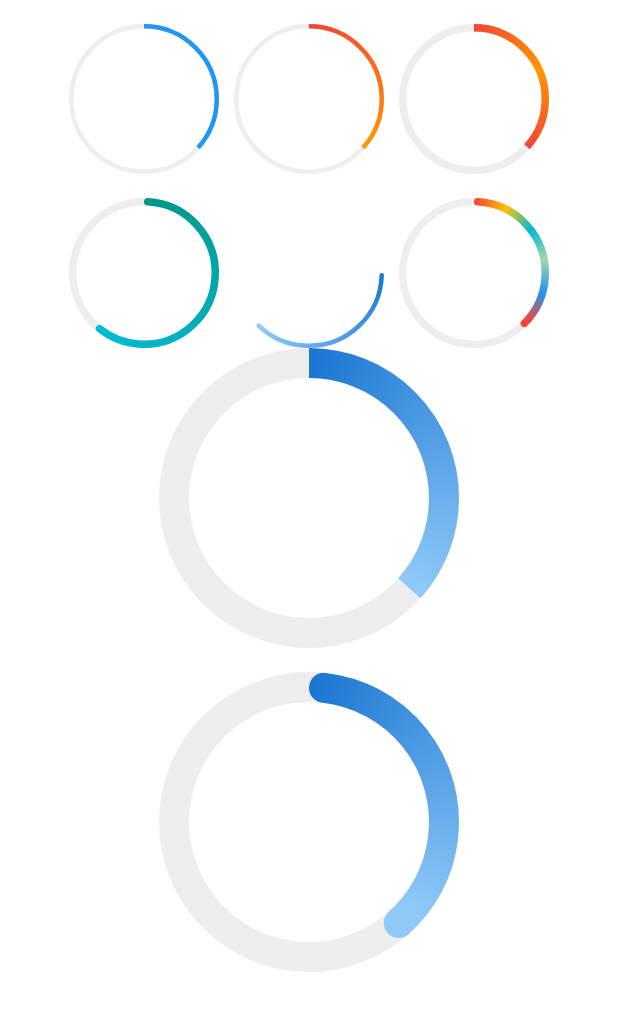
After one commit to jasoncfpl/flutter_test_demo, a Flutter app: the screen it shows after launch, after a tap on "GradientCircularProgressRoute", on a phone screen of 412 x 824 dp. The commit adds this screen. Shown: the top 1011 px of the screen. Run offline on Flutter 3.47's test engine with Material 2 defaults, Android fonts, the phone set to English and light mode, and no system bars; our stand-ins replace flutter_screenutil.

Commit message:
add gradient_circular_progressind_icator.dart

```diff
--- a/lib/animation_widget/continue_button.dart
+++ b/lib/animation_widget/continue_button.dart
@@ -1,94 +1,60 @@
 ///@author: YangLang
 ///@version: v1.0
 ///@email: yanglang116@gmail.com
+import 'dart:async';
 import 'dart:math';
 
 import 'package:flutter/material.dart';
 import 'package:flutter_screenutil/flutter_screenutil.dart';
 
-class ContinueButton extends StatelessWidget {
+class ContinueButton extends StatefulWidget {
   final Size size;
-  final String tip;
   final int maxTime; //单位：ms
   final int currentTime; //单位：ms
 
   const ContinueButton({
     Key? key,
     required this.size,
-    required this.tip,
     required this.maxTime,
     required this.currentTime,
   })  : assert(currentTime >= 0),
         super(key: key);
 
+
+  @override
+  ContinueButtonState createState() => ContinueButtonState();
+}
+
+class ContinueButtonState extends State<ContinueButton> {
+
+  //倒计时时长
+  final int duration = 2000;
+  ///声明变量
+  Timer? _timer;
+
+
   @override
   Widget build(BuildContext context) {
-    return Column(
-      mainAxisSize: MainAxisSize.min,
+    return Stack(
+      alignment: Alignment.center,
       children: [
-        Stack(
-          alignment: Alignment.center,
-          children: [
-            buildCenterWidget(),
-            CustomPaint(
-              size: size,
-              painter: ContinueButtonPainter(maxTime, currentTime),
-            ),
-          ],
+        buildCenterWidget(),
+        CustomPaint(
+          size: widget.size,
+          painter: ContinueButtonPainter(widget.maxTime, widget.currentTime),
         ),
-        SizedBox(height: 8.w),
-        buildBottomInfo(),
       ],
     );
   }
 
   Widget buildCenterWidget() {
     return Container(
-      width: currentTime == 0 ? size.width : 24.w,
-      height: currentTime == 0 ? size.height : 24.w,
+      width:  24.w,
+      height:  24.w,
       color: Colors.red,
     );
   }
 
-  Widget buildBottomInfo() {
-    if (currentTime <= 0) {
-      return Text(
-        tip,
-        style: TextStyle(
-          color: Colors.white,
-          fontSize: 12.w,
-        ),
-      );
-    }
-    return Row(
-      mainAxisSize: MainAxisSize.min,
-      children: [
-        Container(
-          width: 6.w,
-          height: 6.w,
-          decoration: BoxDecoration(
-            color: const Color(0xFFFF506D),
-            borderRadius: BorderRadius.circular(3.w),
-          ),
-        ),
-        SizedBox(width: 3.w),
-        Text(
-          formatTime(currentTime),
-          style: TextStyle(
-            color: Colors.white,
-            fontSize: 12.w,
-          ),
-        ),
-      ],
-    );
-  }
-
-  String formatTime(int currentTime) {
-    int secondTime = currentTime ~/ 1000;
-    int minus = secondTime ~/ 60;
-    int second = secondTime % 60;
-    return '$minus:${second.toString().padLeft(2, '0')}';
-  }
 }
 
 class ContinueButtonPainter extends CustomPainter {
--- /dev/null
+++ b/lib/animation_widget/gradient_circular_progressind_icator.dart
@@ -0,0 +1,178 @@
+import 'dart:math';
+import 'package:flutter/material.dart';
+
+/// A circular progress indicator with gradient effect.
+class GradientCircularProgressIndicator extends StatelessWidget {
+  const GradientCircularProgressIndicator({
+    Key? key,
+    required this.radius,
+    this.stokeWidth = 2.0,
+    this.colors,
+    this.stops,
+    this.strokeCapRound = false,
+    this.backgroundColor = const Color(0xFFEEEEEE),
+    this.totalAngle = 2 * pi,
+    this.fullColor,
+    this.value,
+  }) : super(key: key);
+
+  /// The width of the line used to draw the circle.
+  final double stokeWidth;
+
+  /// The radius of the [GradientCircularProgressIndicator]
+  final double radius;
+
+  /// The kind of finish to place on the end of arc drawn .
+  /// if `true`, [StrokeCap.round] will be set to `Paint.strokeCap`.
+  final bool strokeCapRound;
+
+  /// The value of this progress indicator with 0.0 corresponding
+  /// to no progress having been made and 1.0 corresponding to all the progress
+  /// having been made.
+  final double? value;
+
+  /// The progress color when value is 1.
+  final Color? fullColor;
+
+  /// The progress indicator's background color. The current theme's
+  /// `Color(0xFFEEEEEE)` by default.
+  final Color backgroundColor;
+
+  /// The total angle of the progress. Defaults to 2*pi (entire circle)
+  final double totalAngle;
+
+  /// The colors the gradient should obtain at each of the stops.
+  ///
+  /// If [stops] is non-null, this list must have the same length as [stops].
+  ///
+  /// This list must have at least two colors in it (otherwise, it's not a
+  /// gradient!).
+  final List<Color>? colors;
+
+  /// A list of values from 0.0 to 1.0 that denote fractions along the gradient.
+  ///
+  /// If non-null, this list must have the same length as [colors].
+  ///
+  /// If the first value is not 0.0, then a stop with position 0.0 and a color
+  /// equal to the first color in [colors] is implied.
+  ///
+  /// If the last value is not 1.0, then a stop with position 1.0 and a color
+  /// equal to the last color in [colors] is implied.
+  ///
+  /// The values in the [stops] list must be in ascending order. If a value in
+  /// the [stops] list is less than an earlier value in the list, then its value
+  /// is assumed to equal the previous value.
+  ///
+  /// If stops is null, then a set of uniformly distributed stops is implied,
+  /// with the first stop at 0.0 and the last stop at 1.0.
+  final List<double>? stops;
+
+  @override
+  Widget build(BuildContext context) {
+    double _offset = .0;
+    if (strokeCapRound && totalAngle != 2 * pi) {
+      _offset = asin(stokeWidth / (radius * 2 - stokeWidth));
+    }
+    var _colors = colors;
+    if (_colors == null) {
+      Color color = Theme.of(context).colorScheme.secondary;
+      _colors = [color, color];
+    }
+    return Transform.rotate(
+      angle: -pi / 2.0 - _offset,
+      child: CustomPaint(
+        size: Size.fromRadius(radius),
+        painter: _GradientCircularProgressPainter(
+          stokeWidth: stokeWidth,
+          strokeCapRound: strokeCapRound,
+          backgroundColor: backgroundColor,
+          value: value,
+          fullColor: fullColor,
+          total: totalAngle,
+          radius: radius,
+          colors: _colors,
+        ),
+      ),
+    );
+  }
+}
+
+class _GradientCircularProgressPainter extends CustomPainter {
+  const _GradientCircularProgressPainter({
+    this.stokeWidth = 10.0,
+    this.strokeCapRound = false,
+    this.backgroundColor = const Color(0xFFEEEEEE),
+    this.radius,
+    this.total = 2 * pi,
+    required this.colors,
+    this.stops,
+    this.value,
+    this.fullColor,
+  });
+
+  final double stokeWidth;
+  final bool strokeCapRound;
+  final double? value;
+  final Color backgroundColor;
+  final List<Color> colors;
+  final double total;
+  final double? radius;
+  final List<double>? stops;
+  final Color? fullColor;
+
+  @override
+  void paint(Canvas canvas, Size size) {
+    if (radius != null) {
+      size = Size.fromRadius(radius!);
+    }
+    double _offset = stokeWidth / 2.0;
+    double _value = (value ?? .0);
+    _value = _value.clamp(.0, 1.0) * total;
+    double _start = .0;
+
+    if (strokeCapRound) {
+      _start = asin(stokeWidth / (size.width - stokeWidth));
+    }
+
+    Rect rect = Offset(_offset, _offset) &
+    Size(size.width - stokeWidth, size.height - stokeWidth);
+
+    var paint = Paint()
+      ..strokeCap = strokeCapRound ? StrokeCap.round : StrokeCap.butt
+      ..style = PaintingStyle.stroke
+      ..isAntiAlias = true
+      ..strokeWidth = stokeWidth;
+
+    // draw background arc
+    if (backgroundColor != Colors.transparent) {
+      paint.color = backgroundColor;
+      canvas.drawArc(rect, _start, total, false, paint);
+    }
+
+    if (value == 1 && fullColor != null) {
+      paint.color = fullColor!;
+      canvas.drawArc(rect, _start, _value, false, paint);
+    } else if (_value > 0) {
+      // draw foreground arc and apply gradient
+      paint.shader = SweepGradient(
+        startAngle: 0.0,
+        endAngle: _value,
+        colors: colors,
+        stops: stops,
+      ).createShader(rect);
+      canvas.drawArc(rect, _start, _value, false, paint);
+    }
+  }
+
+  @override
+  bool shouldRepaint(_GradientCircularProgressPainter old) {
+    return old.stokeWidth != stokeWidth ||
+        old.strokeCapRound != strokeCapRound ||
+        old.backgroundColor != backgroundColor ||
+        old.radius != radius ||
+        old.value != value ||
+        old.fullColor != fullColor ||
+        old.colors.toString() != colors.toString() ||
+        old.stops.toString() != stops.toString();
+  }
+}
--- a/lib/main.dart
+++ b/lib/main.dart
@@ -1,6 +1,7 @@
 import 'package:flutter/material.dart';
 import 'package:flutter_screenutil/flutter_screenutil.dart';
 import 'package:flutter_test_demo/page/test_continue_page.dart';
+import 'package:flutter_test_demo/page/test_gradient_circlular_progress_route.dart';
 import 'package:flutter_test_demo/page/test_loop_page.dart';
 import 'package:flutter_test_demo/page/test_visiable_page.dart';
 
@@ -132,6 +133,13 @@ class _MyHomePageState extends State<MyHomePage> {
                   ));
                 },
                 child: const Text("FutureLoopTestPage")),
+            OutlinedButton(
+                onPressed: () {
+                  Navigator.of(context).push(MaterialPageRoute(
+                    builder: (ctx) => const GradientCircularProgressRoute(),
+                  ));
+                },
+                child: const Text("GradientCircularProgressRoute")),
           ],
         ),
       ),
--- a/lib/page/test_continue_page.dart
+++ b/lib/page/test_continue_page.dart
@@ -17,10 +17,6 @@ class ContinuePage extends StatefulWidget {
 class ContinuePageState extends State<ContinuePage> {
 
 
-  int get maxRecordTime => 15 * 1000;
-
-  int get minRecordTime => 10 * 1000;
-
   @override
   Widget build(BuildContext context) {
     return Scaffold(
@@ -29,8 +25,18 @@ class ContinuePageState extends State<ContinuePage> {
         // the App.build method, and use it to set our appbar title.
         title: const Text("ContinuePage"),
       ),
-      body: const Center(
-        child: CircleContinueButton(),
+      body: Center(
+        child: Column(
+          children: const [
+            CircleContinueButton(),
+            SizedBox(height: 20,),
+            ContinueButton(
+              size: Size(72, 72),
+              maxTime: 15 * 1000,
+              currentTime: 2,
+            ),
+          ],
+        )
       ),
     );
   }
--- /dev/null
+++ b/lib/page/test_gradient_circlular_progress_route.dart
@@ -0,0 +1,217 @@
+import 'dart:math';
+import 'package:flutter/material.dart';
+import 'package:flutter_test_demo/animation_widget/gradient_circular_progressind_icator.dart';
+
+class GradientCircularProgressRoute extends StatefulWidget {
+  const GradientCircularProgressRoute({Key? key}) : super(key: key);
+
+  @override
+  GradientCircularProgressRouteState createState() {
+    return GradientCircularProgressRouteState();
+  }
+}
+
+class GradientCircularProgressRouteState
+    extends State<GradientCircularProgressRoute> with TickerProviderStateMixin {
+  late AnimationController _animationController;
+
+  @override
+  void initState() {
+    super.initState();
+    _animationController =
+        AnimationController(vsync: this, duration: Duration(seconds: 3));
+    _animationController.forward();
+  }
+
+  @override
+  void dispose() {
+    _animationController.dispose();
+    super.dispose();
+  }
+
+  @override
+  Widget build(BuildContext context) {
+    return SingleChildScrollView(
+      child: Center(
+        child: Column(
+          crossAxisAlignment: CrossAxisAlignment.center,
+          children: <Widget>[
+            AnimatedBuilder(
+              animation: _animationController,
+              builder: (BuildContext context, Widget? child) {
+                return Padding(
+                  padding: const EdgeInsets.symmetric(vertical: 16.0),
+                  child: Column(
+                    children: <Widget>[
+                      Wrap(
+                        spacing: 10.0,
+                        runSpacing: 16.0,
+                        children: <Widget>[
+                          GradientCircularProgressIndicator(
+                            // No gradient
+                            colors: const [Colors.blue, Colors.blue],
+                            radius: 50.0,
+                            stokeWidth: 3.0,
+                            value: _animationController.value,
+                          ),
+                          GradientCircularProgressIndicator(
+                            colors: const [Colors.red, Colors.orange],
+                            radius: 50.0,
+                            stokeWidth: 3.0,
+                            value: _animationController.value,
+                          ),
+                          GradientCircularProgressIndicator(
+                            colors: const [
+                              Colors.red,
+                              Colors.orange,
+                              Colors.red
+                            ],
+                            radius: 50.0,
+                            stokeWidth: 5.0,
+                            value: _animationController.value,
+                          ),
+                          GradientCircularProgressIndicator(
+                            colors: const [Colors.teal, Colors.cyan],
+                            radius: 50.0,
+                            stokeWidth: 5.0,
+                            strokeCapRound: true,
+                            value: CurvedAnimation(
+                                parent: _animationController,
+                                curve: Curves.decelerate)
+                                .value,
+                          ),
+                          // TurnBox(
+                          //   turns: 1 / 8,
+                          //   child: GradientCircularProgressIndicator(
+                          //     colors: const [
+                          //       Colors.red,
+                          //       Colors.orange,
+                          //       Colors.red
+                          //     ],
+                          //     radius: 50.0,
+                          //     stokeWidth: 5.0,
+                          //     strokeCapRound: true,
+                          //     backgroundColor: Colors.red.shade50,
+                          //     totalAngle: 1.5 * pi,
+                          //     value: CurvedAnimation(
+                          //       parent: _animationController,
+                          //       curve: Curves.ease,
+                          //     ).value,
+                          //   ),
+                          // ),
+                          RotatedBox(
+                            quarterTurns: 1,
+                            child: GradientCircularProgressIndicator(
+                              colors: [
+                                Colors.blue.shade700,
+                                Colors.blue.shade200
+                              ],
+                              radius: 50.0,
+                              stokeWidth: 3.0,
+                              strokeCapRound: true,
+                              backgroundColor: Colors.transparent,
+                              value: _animationController.value,
+                            ),
+                          ),
+                          GradientCircularProgressIndicator(
+                            colors: [
+                              Colors.red,
+                              Colors.amber,
+                              Colors.cyan,
+                              Colors.green.shade200,
+                              Colors.blue,
+                              Colors.red
+                            ],
+                            radius: 50.0,
+                            stokeWidth: 5.0,
+                            strokeCapRound: true,
+                            value: _animationController.value,
+                          ),
+                        ],
+                      ),
+                      GradientCircularProgressIndicator(
+                          colors: [Colors.blue.shade700, Colors.blue.shade200],
+                          radius: 100.0,
+                          stokeWidth: 20.0,
+                          value: _animationController.value),
+
+                      Padding(
+                        padding: const EdgeInsets.symmetric(vertical: 16.0),
+                        child: GradientCircularProgressIndicator(
+                          colors: [Colors.blue.shade700, Colors.blue.shade200],
+                          radius: 100.0,
+                          stokeWidth: 20.0,
+                          value: _animationController.value,
+                          strokeCapRound: true,
+                          fullColor: Colors.blue.shade700,
+                        ),
+                      ),
+                      //剪裁半圆
+                      // ClipRect(
+                      //   child: Align(
+                      //     alignment: Alignment.topCenter,
+                      //     heightFactor: .5,
+                      //     child: Padding(
+                      //       padding: const EdgeInsets.only(bottom: 8.0),
+                      //       child: SizedBox(
+                      //         //width: 100.0,
+                      //         child: TurnBox(
+                      //           turns: .75,
+                      //           child: GradientCircularProgressIndicator(
+                      //             colors: [Colors.teal, Colors.cyan.shade500],
+                      //             radius: 100.0,
+                      //             stokeWidth: 8.0,
+                      //             value: _animationController.value,
+                      //             totalAngle: pi,
+                      //             strokeCapRound: true,
+                      //           ),
+                      //         ),
+                      //       ),
+                      //     ),
+                      //   ),
+                      // ),
+                      // SizedBox(
+                      //   height: 104.0,
+                      //   width: 200.0,
+                      //   child: Stack(
+                      //     alignment: Alignment.center,
+                      //     children: <Widget>[
+                      //       Positioned(
+                      //         height: 200.0,
+                      //         top: .0,
+                      //         child: TurnBox(
+                      //           turns: .75,
+                      //           child: GradientCircularProgressIndicator(
+                      //             colors: [Colors.teal, Colors.cyan.shade500],
+                      //             radius: 100.0,
+                      //             stokeWidth: 8.0,
+                      //             value: _animationController.value,
+                      //             totalAngle: pi,
+                      //             strokeCapRound: true,
+                      //           ),
+                      //         ),
+                      //       ),
+                      //       Padding(
+                      //         padding: const EdgeInsets.only(top: 10.0),
+                      //         child: Text(
+                      //           "${(_animationController.value * 100).toInt()}%",
+                      //           style: const TextStyle(
+                      //             fontSize: 25.0,
+                      //             color: Colors.blueGrey,
+                      //           ),
+                      //         ),
+                      //       )
+                      //     ],
+                      //   ),
+                      // ),
+                    ],
+                  ),
+                );
+              },
+            ),
+          ],
+        ),
+      ),
+    );
+  }
+}
```
Also changed, not shown: pubspec.lock.
